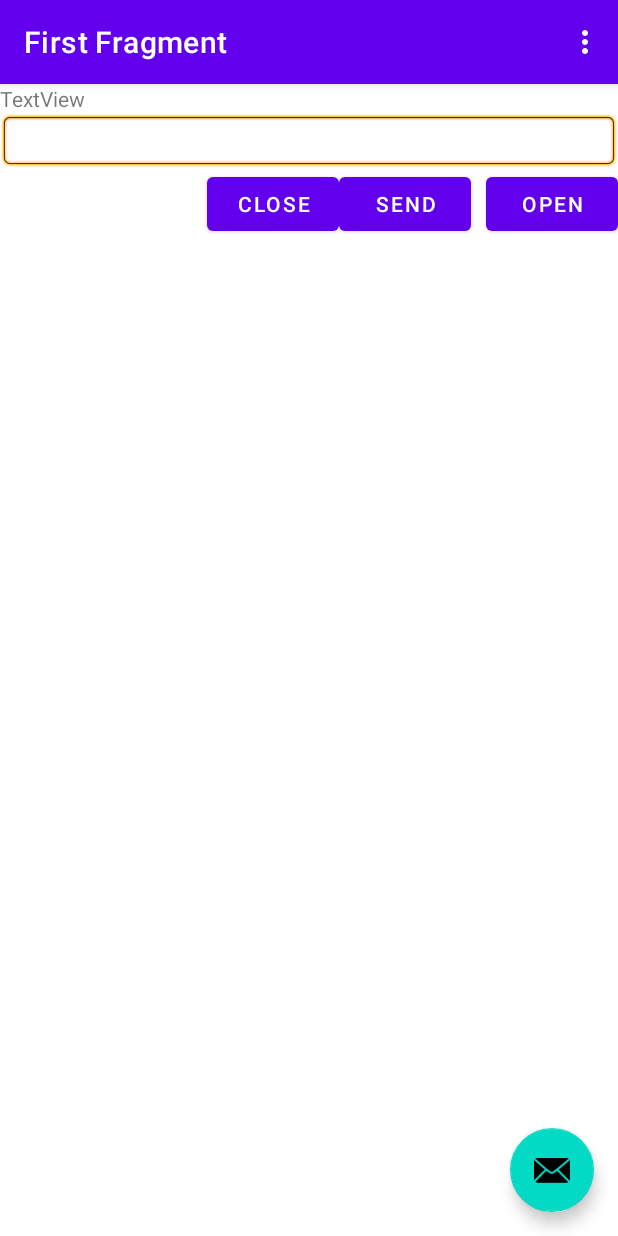
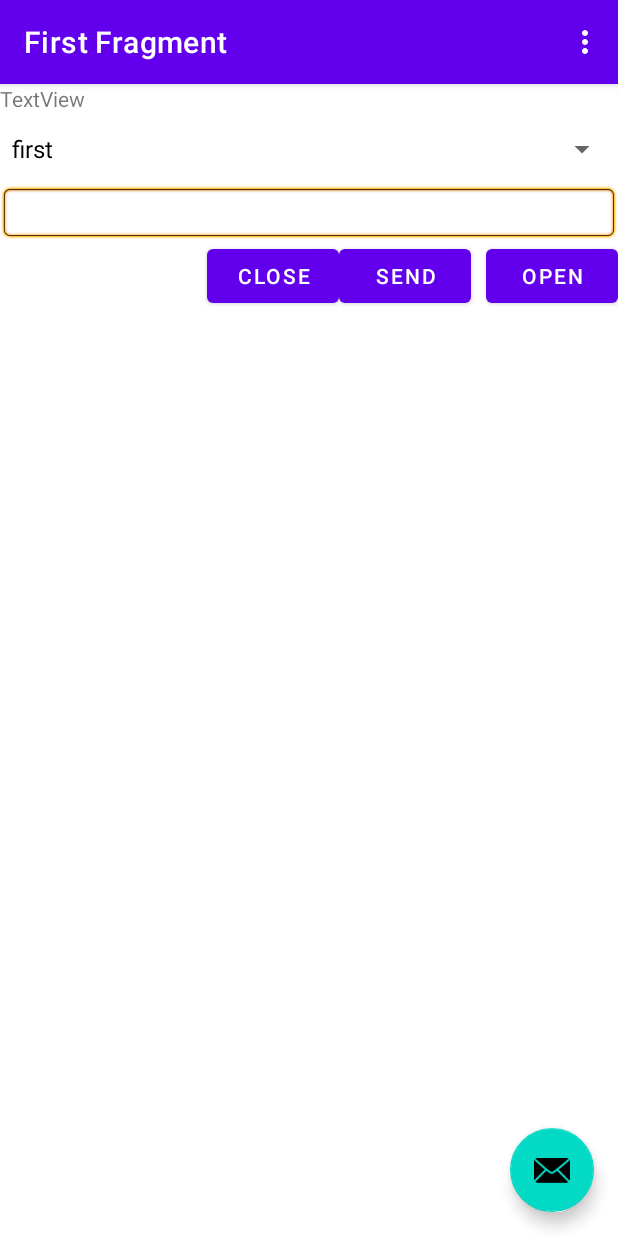
Before and after one commit to raddevus/SoBtEx, an Android app: the screen it shows after launch (MainActivity), on a phone screen of 412 x 824 dp. Run offline under Robolectric (Android 15) with nearby library versions, the phone set to English and light mode, and no system bars; our stand-ins replace navigation-ui; 1 statement that could not run was skipped.

Commit message:
Added spinner which holds all paired BT device names which are found on device.  This allows user to select any device to use with the app. Selecting the device will set btCurrentDeviceName which will be used when connecting to the device. Now the app can be easily used with any paired device.

```diff
--- a/app/src/main/java/app/actionmobile/sobtex/FirstFragment.kt
+++ b/app/src/main/java/app/actionmobile/sobtex/FirstFragment.kt
@@ -12,9 +12,7 @@ import android.util.Log
 import android.view.LayoutInflater
 import android.view.View
 import android.view.ViewGroup
-import android.widget.Button
-import android.widget.EditText
-import android.widget.TextView
+import android.widget.*
 import androidx.fragment.app.Fragment
 import app.actionmobile.sobtex.databinding.FragmentFirstBinding
 import java.io.IOException
@@ -46,6 +44,13 @@ class FirstFragment : Fragment() {
     var readBufferPosition = 0
     var counter = 0
 
+    private var btDeviceSpinner: Spinner? = null
+    private var adapter: ArrayAdapter<String>? = null
+    var listViewItems = ArrayList<String>()
+    lateinit var btCurrentDeviceName : String
+    lateinit var pairedDevices: Set<BluetoothDevice>
+    lateinit var btAdapter: BluetoothAdapter
+
     @Volatile
     var stopWorker = false
 
@@ -68,6 +73,35 @@ class FirstFragment : Fragment() {
         val closeButton: Button = view.findViewById(R.id.close) as Button
         myLabel = view.findViewById(R.id.label) as TextView
         myTextbox = view.findViewById(R.id.entry) as EditText
+
+        adapter =
+            activity?.let { ArrayAdapter<String>(it, R.layout.support_simple_spinner_dropdown_item, listViewItems) }
+        btDeviceSpinner = view.findViewById(R.id.btDeviceSpinner) as Spinner
+        btDeviceSpinner?.adapter = adapter
+
+        btAdapter = BluetoothAdapter.getDefaultAdapter()
+        pairedDevices = GetPairedDevices(btAdapter)
+        if (pairedDevices.count() <= 0){
+            // just in case user is running in emulator, they will see two items in list
+            adapter?.add("first");
+            adapter?.add("second");
+            adapter?.notifyDataSetChanged()
+        }
+
+        btDeviceSpinner!!.onItemSelectedListener = object : AdapterView.OnItemSelectedListener {
+            override fun onNothingSelected(parent: AdapterView<*>?) {
+
+            }
+
+            override fun onItemSelected(parent: AdapterView<*>?, view: View?, position: Int, id: Long) {
+                btCurrentDeviceName = btDeviceSpinner?.getSelectedItem().toString();
+                //saveDeviceNamePref();
+                Log.d("FirstFrag", "DeviceInfo : " + btCurrentDeviceName);
+                //logViewAdapter.add("DeviceInfo : " + btCurrentDeviceName);
+                //logViewAdapter.notifyDataSetChanged();
+
+            }
+        }
 
         //Open Button
 
@@ -99,6 +133,8 @@ class FirstFragment : Fragment() {
             } catch (ex: IOException) {
             }
         })
+
+
     }
 
     fun findBT() {
@@ -113,7 +149,7 @@ class FirstFragment : Fragment() {
         val pairedDevices = mBluetoothAdapter?.getBondedDevices()
         if (pairedDevices?.size?.compareTo(0)  != 0) {
             for (device in pairedDevices!!) {
-                if (device.name == "RADBluex") {
+                if (device.name == btCurrentDeviceName) {
                     mmDevice = device
                     break
                 }
@@ -132,7 +168,7 @@ class FirstFragment : Fragment() {
         mmInputStream = mmSocket?.getInputStream()
         beginListenForData()
         myLabel!!.text = "Bluetooth Opened"
-
+        // UUID strings can be upper or lowercase (they are equivalent)
         // 00001101-0000-1000-8000-00805f9b34fb
         // 00001101-0000-1000-8000-00805F9B34FB
     }
@@ -201,6 +237,24 @@ class FirstFragment : Fragment() {
         myLabel!!.text = "Bluetooth Closed"
     }
 
+    private fun GetPairedDevices(btAdapter: BluetoothAdapter): MutableSet<BluetoothDevice> {
+        val pairedDevices = btAdapter?.bondedDevices
+        // If there are paired devices
+        Log.i("FirstFrag", "checking paired devices")
+        if (pairedDevices != null) {
+            Log.i("FirstFrag", "pairedDevices NOT null")
+            if (pairedDevices.size > 0) {
+                Log.i("FirstFrag", pairedDevices.size.toString())
+                for (device in pairedDevices) {
+                    // Add the name and address to an array adapter to show in a ListView
+                    adapter!!.add(device.name) // + "\n" + device.getAddress());
+                }
+                adapter!!.notifyDataSetChanged()
+            }
+        }
+        return pairedDevices
+    }
+
     override fun onDestroyView() {
         super.onDestroyView()
         _binding = null
--- a/app/src/main/res/layout/fragment_first.xml
+++ b/app/src/main/res/layout/fragment_first.xml
@@ -9,11 +9,16 @@
         android:layout_width="wrap_content"
         android:layout_height="wrap_content"
         android:text="TextView" />
+    <Spinner
+        android:id="@+id/btDeviceSpinner"
+        android:layout_width="match_parent"
+        android:layout_height="wrap_content"
+        android:layout_below="@id/label"/>
     <EditText
     android:id="@+id/entry"
     android:layout_width="fill_parent"
     android:layout_height="wrap_content"
-android:layout_below="@id/label"
+    android:layout_below="@id/btDeviceSpinner"
     android:background="@android:drawable/editbox_background" />
 
     <Button
@@ -41,5 +46,4 @@ android:layout_alignTop="@id/send"
     android:layout_toLeftOf="@id/send"
     android:text="Close" />
 
-
 </RelativeLayout>
```
Lines whose indentation alone changed are shown as unchanged.
